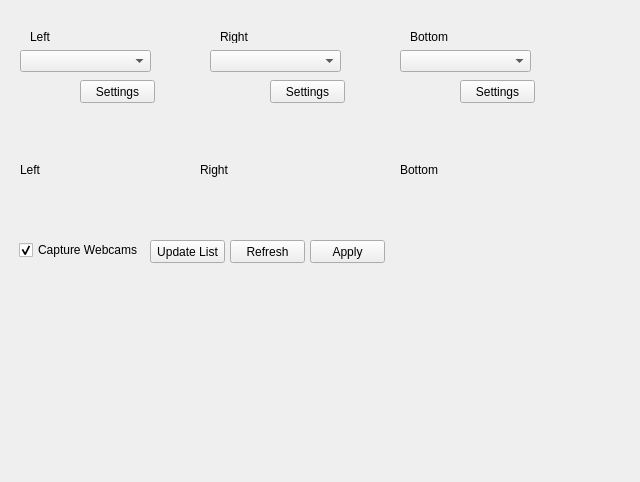
iti-luebeck/HANSE2011, file Hanse/Module_Webcams/form_webcams.ui: the form before one commit.
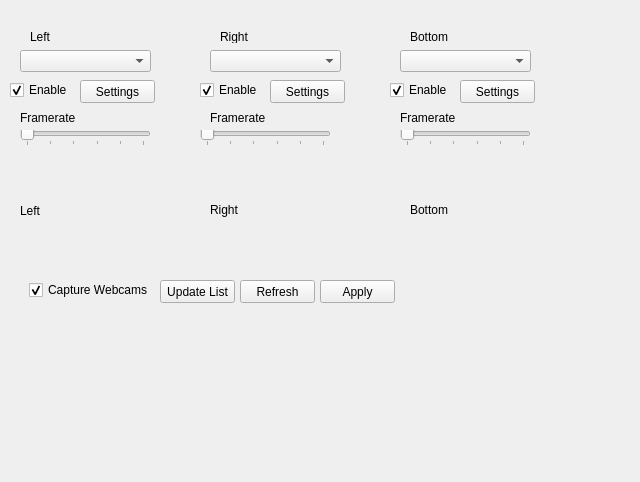
The form after the commit.

Commit message: framerate kann ausgewaehlt werden. kameras koennen einzelnd abgeschaltet werden

The edit to the form file:
```diff
--- a/Hanse/Module_Webcams/form_webcams.ui
+++ b/Hanse/Module_Webcams/form_webcams.ui
@@ -85,8 +85,8 @@
   <widget class="QPushButton" name="applyButtn">
    <property name="geometry">
     <rect>
-     <x>310</x>
-     <y>240</y>
+     <x>320</x>
+     <y>280</y>
      <width>75</width>
      <height>23</height>
     </rect>
@@ -99,9 +99,9 @@
    <property name="geometry">
     <rect>
      <x>20</x>
-     <y>110</y>
-     <width>160</width>
-     <height>120</height>
+     <y>150</y>
+     <width>141</width>
+     <height>121</height>
     </rect>
    </property>
    <property name="text">
@@ -114,8 +114,8 @@
   <widget class="QLabel" name="rightLabel">
    <property name="geometry">
     <rect>
-     <x>200</x>
-     <y>110</y>
+     <x>210</x>
+     <y>150</y>
      <width>160</width>
      <height>120</height>
     </rect>
@@ -130,8 +130,8 @@
   <widget class="QLabel" name="bottomLabel">
    <property name="geometry">
     <rect>
-     <x>400</x>
-     <y>110</y>
+     <x>410</x>
+     <y>150</y>
      <width>160</width>
      <height>120</height>
     </rect>
@@ -146,8 +146,8 @@
   <widget class="QPushButton" name="refreshButton">
    <property name="geometry">
     <rect>
-     <x>230</x>
-     <y>240</y>
+     <x>240</x>
+     <y>280</y>
      <width>75</width>
      <height>23</height>
     </rect>
@@ -159,8 +159,8 @@
   <widget class="QPushButton" name="updateListButton">
    <property name="geometry">
     <rect>
-     <x>150</x>
-     <y>240</y>
+     <x>160</x>
+     <y>280</y>
      <width>75</width>
      <height>23</height>
     </rect>
@@ -172,8 +172,8 @@
   <widget class="QCheckBox" name="checkBox">
    <property name="geometry">
     <rect>
-     <x>19</x>
-     <y>240</y>
+     <x>29</x>
+     <y>280</y>
      <width>121</width>
      <height>20</height>
     </rect>
@@ -224,6 +224,204 @@
     <string>Settings</string>
    </property>
   </widget>
+  <widget class="QCheckBox" name="leftConnectCheckBox">
+   <property name="geometry">
+    <rect>
+     <x>10</x>
+     <y>80</y>
+     <width>61</width>
+     <height>20</height>
+    </rect>
+   </property>
+   <property name="text">
+    <string>Enable</string>
+   </property>
+   <property name="checked">
+    <bool>true</bool>
+   </property>
+  </widget>
+  <widget class="QCheckBox" name="rightConnectCheckBox">
+   <property name="geometry">
+    <rect>
+     <x>200</x>
+     <y>80</y>
+     <width>61</width>
+     <height>20</height>
+    </rect>
+   </property>
+   <property name="text">
+    <string>Enable</string>
+   </property>
+   <property name="checked">
+    <bool>true</bool>
+   </property>
+  </widget>
+  <widget class="QCheckBox" name="bottomConnectCheckBox">
+   <property name="geometry">
+    <rect>
+     <x>390</x>
+     <y>80</y>
+     <width>61</width>
+     <height>20</height>
+    </rect>
+   </property>
+   <property name="text">
+    <string>Enable</string>
+   </property>
+   <property name="checked">
+    <bool>true</bool>
+   </property>
+  </widget>
+  <widget class="QSlider" name="leftFrameRateSlider">
+   <property name="geometry">
+    <rect>
+     <x>20</x>
+     <y>130</y>
+     <width>131</width>
+     <height>16</height>
+    </rect>
+   </property>
+   <property name="minimum">
+    <number>5</number>
+   </property>
+   <property name="maximum">
+    <number>30</number>
+   </property>
+   <property name="singleStep">
+    <number>5</number>
+   </property>
+   <property name="tracking">
+    <bool>true</bool>
+   </property>
+   <property name="orientation">
+    <enum>Qt::Horizontal</enum>
+   </property>
+   <property name="invertedAppearance">
+    <bool>false</bool>
+   </property>
+   <property name="invertedControls">
+    <bool>false</bool>
+   </property>
+   <property name="tickPosition">
+    <enum>QSlider::TicksBelow</enum>
+   </property>
+   <property name="tickInterval">
+    <number>5</number>
+   </property>
+  </widget>
+  <widget class="QSlider" name="rightFrameRateSlider">
+   <property name="geometry">
+    <rect>
+     <x>200</x>
+     <y>130</y>
+     <width>131</width>
+     <height>16</height>
+    </rect>
+   </property>
+   <property name="minimum">
+    <number>5</number>
+   </property>
+   <property name="maximum">
+    <number>30</number>
+   </property>
+   <property name="singleStep">
+    <number>5</number>
+   </property>
+   <property name="tracking">
+    <bool>true</bool>
+   </property>
+   <property name="orientation">
+    <enum>Qt::Horizontal</enum>
+   </property>
+   <property name="invertedAppearance">
+    <bool>false</bool>
+   </property>
+   <property name="invertedControls">
+    <bool>false</bool>
+   </property>
+   <property name="tickPosition">
+    <enum>QSlider::TicksBelow</enum>
+   </property>
+   <property name="tickInterval">
+    <number>5</number>
+   </property>
+  </widget>
+  <widget class="QSlider" name="bottomFrameRateSlider">
+   <property name="geometry">
+    <rect>
+     <x>400</x>
+     <y>130</y>
+     <width>131</width>
+     <height>16</height>
+    </rect>
+   </property>
+   <property name="minimum">
+    <number>5</number>
+   </property>
+   <property name="maximum">
+    <number>30</number>
+   </property>
+   <property name="singleStep">
+    <number>5</number>
+   </property>
+   <property name="tracking">
+    <bool>true</bool>
+   </property>
+   <property name="orientation">
+    <enum>Qt::Horizontal</enum>
+   </property>
+   <property name="invertedAppearance">
+    <bool>false</bool>
+   </property>
+   <property name="invertedControls">
+    <bool>false</bool>
+   </property>
+   <property name="tickPosition">
+    <enum>QSlider::TicksBelow</enum>
+   </property>
+   <property name="tickInterval">
+    <number>5</number>
+   </property>
+  </widget>
+  <widget class="QLabel" name="leftFramerateLabel">
+   <property name="geometry">
+    <rect>
+     <x>20</x>
+     <y>110</y>
+     <width>131</width>
+     <height>16</height>
+    </rect>
+   </property>
+   <property name="text">
+    <string>Framerate</string>
+   </property>
+  </widget>
+  <widget class="QLabel" name="rightFramerateLabel">
+   <property name="geometry">
+    <rect>
+     <x>210</x>
+     <y>110</y>
+     <width>121</width>
+     <height>16</height>
+    </rect>
+   </property>
+   <property name="text">
+    <string>Framerate</string>
+   </property>
+  </widget>
+  <widget class="QLabel" name="bottomFramerateLabel">
+   <property name="geometry">
+    <rect>
+     <x>400</x>
+     <y>110</y>
+     <width>121</width>
+     <height>16</height>
+    </rect>
+   </property>
+   <property name="text">
+    <string>Framerate</string>
+   </property>
+  </widget>
  </widget>
  <resources/>
  <connections/>
```
The commit also changes 4 other files.
